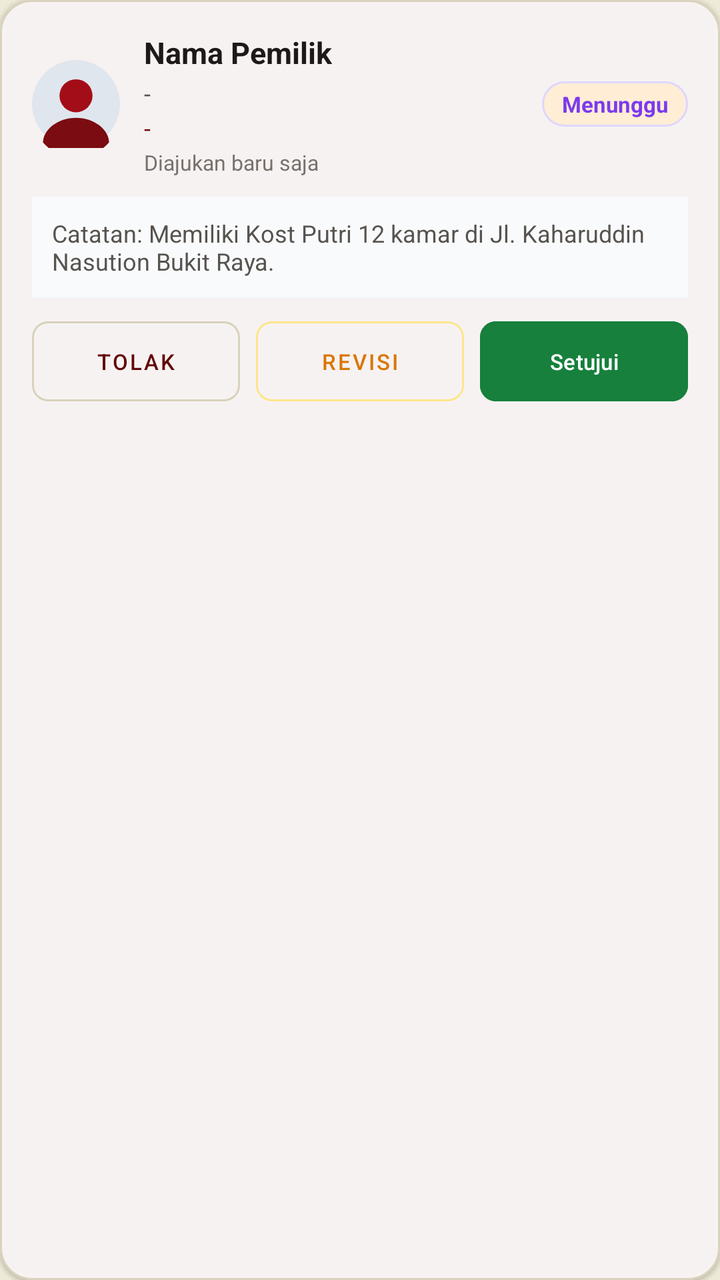
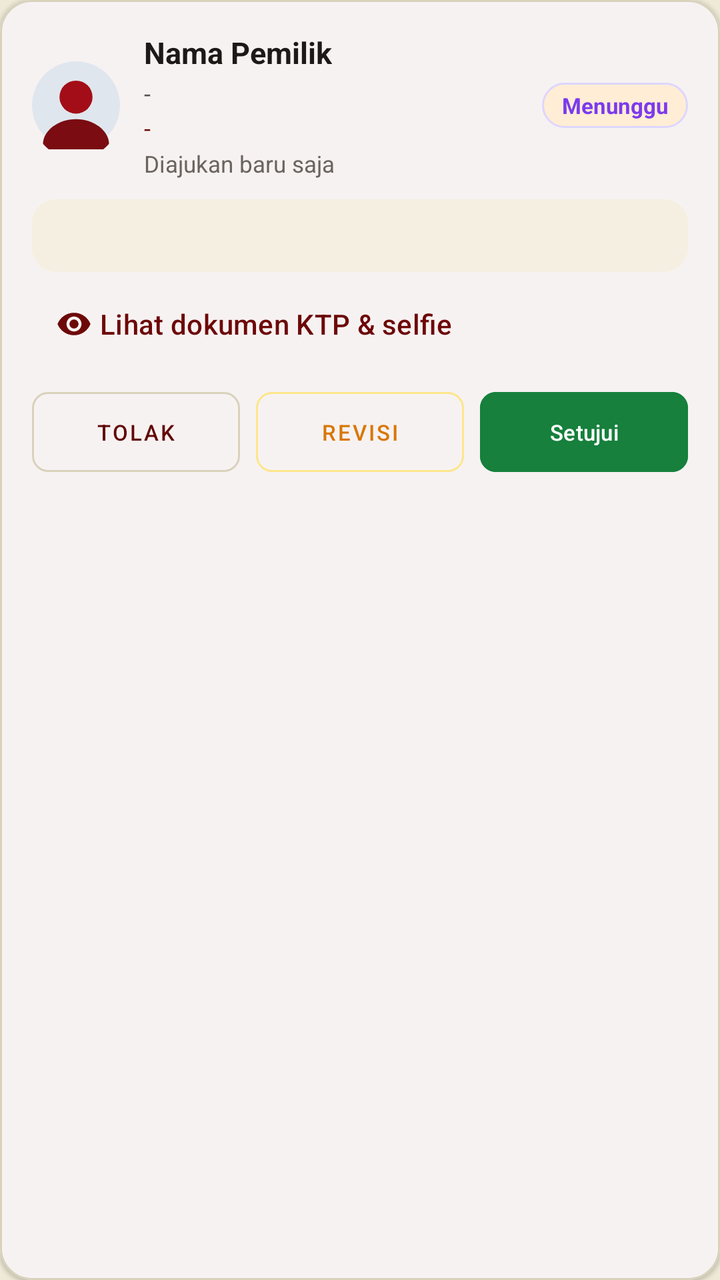

An Android layout rendered at two revisions. The XML below is the earlier revision; the diff shows what the commit changed to produce the second picture.
<!-- AndroidManifest.xml: application theme Theme.CariKostKita -->
<!-- res/layout/item_verification_card.xml -->
<?xml version="1.0" encoding="utf-8"?>
<com.google.android.material.card.MaterialCardView xmlns:android="http://schemas.android.com/apk/res/android"
    xmlns:app="http://schemas.android.com/apk/res-auto"
    android:layout_width="match_parent"
    android:layout_height="wrap_content"
    android:layout_marginBottom="12dp"
    app:cardBackgroundColor="@color/surface"
    app:cardCornerRadius="16dp"
    app:cardElevation="1dp"
    app:strokeColor="@color/border"
    app:strokeWidth="1dp">

    <LinearLayout
        android:layout_width="match_parent"
        android:layout_height="wrap_content"
        android:orientation="vertical"
        android:padding="16dp">

        <LinearLayout
            android:layout_width="match_parent"
            android:layout_height="wrap_content"
            android:gravity="center_vertical"
            android:orientation="horizontal">

            <ImageView
                android:id="@+id/iv_verif_avatar"
                android:layout_width="44dp"
                android:layout_height="44dp"
                android:layout_marginEnd="12dp"
                android:contentDescription="Avatar Calon Pemilik"
                android:src="@drawable/ic_avatar_male" />

            <LinearLayout
                android:layout_width="0dp"
                android:layout_height="wrap_content"
                android:layout_weight="1"
                android:orientation="vertical">

                <TextView
                    android:id="@+id/tv_verif_nama"
                    android:layout_width="wrap_content"
                    android:layout_height="wrap_content"
                    android:text="Nama Pemilik"
                    android:textColor="@color/text_primary"
                    android:textSize="15sp"
                    android:textStyle="bold" />

                <TextView
                    android:id="@+id/tv_verif_email"
                    android:layout_width="wrap_content"
                    android:layout_height="wrap_content"
                    android:layout_marginTop="2dp"
                    android:text="-"
                    android:textColor="@color/text_secondary"
                    android:textSize="12sp" />

                <TextView
                    android:id="@+id/tv_verif_phone"
                    android:layout_width="wrap_content"
                    android:layout_height="wrap_content"
                    android:layout_marginTop="1dp"
                    android:text="-"
                    android:textColor="@color/primary"
                    android:textSize="12sp" />

                <TextView
                    android:id="@+id/tv_verif_time"
                    android:layout_width="wrap_content"
                    android:layout_height="wrap_content"
                    android:layout_marginTop="2dp"
                    android:text="Diajukan baru saja"
                    android:textColor="@color/text_muted"
                    android:textSize="10.5sp" />
            </LinearLayout>

            <TextView
                android:id="@+id/tv_verif_badge"
                android:layout_width="wrap_content"
                android:layout_height="wrap_content"
                android:background="@drawable/bg_badge_campur"
                android:paddingHorizontal="10dp"
                android:paddingVertical="4dp"
                android:text="Menunggu"
                android:textColor="#7C3AED"
                android:textSize="11sp"
                android:textStyle="bold" />
        </LinearLayout>

        
        <TextView
            android:id="@+id/tv_verif_catatan"
            android:layout_width="match_parent"
            android:layout_height="wrap_content"
            android:layout_marginTop="10dp"
            android:background="#F8FAFC"
            android:padding="10dp"
            android:text="Catatan: Memiliki Kost Putri 12 kamar di Jl. Kaharuddin Nasution Bukit Raya."
            android:textColor="@color/text_secondary"
            android:textSize="12sp" />

        
        <LinearLayout
            android:layout_width="match_parent"
            android:layout_height="wrap_content"
            android:layout_marginTop="12dp"
            android:orientation="horizontal">

            <com.google.android.material.button.MaterialButton
                android:id="@+id/btn_verif_tolak"
                style="@style/Widget.MaterialComponents.Button.OutlinedButton"
                android:layout_width="0dp"
                android:layout_height="40dp"
                android:layout_marginEnd="4dp"
                android:layout_weight="1"
                android:insetTop="0dp"
                android:insetBottom="0dp"
                android:text="Tolak"
                android:textColor="@color/primary_dark"
                android:textSize="11sp"
                app:cornerRadius="8dp"
                app:strokeColor="@color/border" />

            <com.google.android.material.button.MaterialButton
                android:id="@+id/btn_verif_revisi"
                style="@style/Widget.MaterialComponents.Button.OutlinedButton"
                android:layout_width="0dp"
                android:layout_height="40dp"
                android:layout_marginHorizontal="4dp"
                android:layout_weight="1"
                android:insetTop="0dp"
                android:insetBottom="0dp"
                android:text="Revisi"
                android:textColor="#D97706"
                android:textSize="11sp"
                app:cornerRadius="8dp"
                app:strokeColor="#FDE68A" />

            <com.google.android.material.button.MaterialButton
                android:id="@+id/btn_verif_setujui"
                android:layout_width="0dp"
                android:layout_height="40dp"
                android:layout_marginStart="4dp"
                android:layout_weight="1"
                android:backgroundTint="@color/action_whatsapp"
                android:insetTop="0dp"
                android:insetBottom="0dp"
                android:text="Setujui"
                android:textColor="@color/white"
                android:textSize="11sp"
                app:cornerRadius="8dp" />
        </LinearLayout>

    </LinearLayout>

</com.google.android.material.card.MaterialCardView>
<!-- resources referenced by this layout -->
<resources>
  <color name="action_whatsapp">#16803C</color>
  <color name="border">#D8D2BC</color>
  <color name="primary">#6D0808</color>
  <color name="primary_dark">#620808</color>
  <color name="surface">#FFFFFF</color>
  <color name="text_muted">#78716C</color>
  <color name="text_primary">#1C1917</color>
  <color name="text_secondary">#57534E</color>
  <color name="white">#FFFFFF</color>
  <!-- drawable bg_badge_campur (drawable) -->
  <?xml version="1.0" encoding="utf-8"?>
  <shape xmlns:android="http://schemas.android.com/apk/res/android">
      <solid android:color="@color/badge_campur_soft" />
      <stroke android:width="1dp" android:color="#DDD6FE" />
      <corners android:radius="99dp" />
  </shape>
  <!-- drawable ic_avatar_male (drawable) -->
  <vector xmlns:android="http://schemas.android.com/apk/res/android"
      android:width="64dp"
      android:height="64dp"
      android:viewportWidth="64"
      android:viewportHeight="64">
      <path
          android:fillColor="#E0E6ED"
          android:pathData="M32,0A32,32 0,1 0,64,32A32,32 0,0 0,32,0z" />
      <path
          android:fillColor="#A30D18"
          android:pathData="M32,14a12,12 0,1 0,12,12A12,12 0,0 0,32,14z" />
      <path
          android:fillColor="#7A0C12"
          android:pathData="M32,42c-13.33,0 -24,8.67 -24,18a31.8,31.8 0,0 0,48,0C56,50.67 45.33,42 32,42z" />
  </vector>
  <style name="Theme.CariKostKita" parent="Theme.Material3.DayNight.NoActionBar">
          
          <item name="colorPrimary">@color/primary</item>
          <item name="colorPrimaryDark">@color/primary_dark</item>
          <item name="colorOnPrimary">@color/on_primary</item>
          <item name="colorPrimaryContainer">@color/primary_soft</item>
          <item name="colorOnPrimaryContainer">@color/primary</item>
  
          
          <item name="android:windowBackground">@color/background</item>
          <item name="colorSurface">@color/surface</item>
          <item name="colorOnSurface">@color/text_primary</item>
          <item name="colorOutline">@color/border</item>
  
          
          <item name="android:statusBarColor">@color/primary_dark</item>
          <item name="android:windowLightStatusBar">false</item>
          <item name="android:navigationBarColor">@color/background</item>
          <item name="android:windowLightNavigationBar" tools:targetApi="o_mr1">true</item>
      </style>
  <color name="badge_campur_soft">#FFEDD5</color>
  <color name="on_primary">#EEEAD7</color>
  <color name="primary_soft">#F4EFE0</color>
  <color name="background">#EEEAD7</color>
</resources>

<!-- the commit's change to res/layout/item_verification_card.xml (unified diff, before → after) -->
@@ -70,7 +70,7 @@
                     android:layout_marginTop="2dp"
                     android:text="Diajukan baru saja"
                     android:textColor="@color/text_muted"
-                    android:textSize="10.5sp" />
+                    android:textSize="11.5sp" />
             </LinearLayout>
 
             <TextView
@@ -92,11 +92,21 @@
             android:layout_width="match_parent"
             android:layout_height="wrap_content"
             android:layout_marginTop="10dp"
-            android:background="#F8FAFC"
+            android:background="@drawable/bg_icon_bubble_rect"
             android:padding="10dp"
-            android:text="Catatan: Memiliki Kost Putri 12 kamar di Jl. Kaharuddin Nasution Bukit Raya."
             android:textColor="@color/text_secondary"
             android:textSize="12sp" />
+
+        <com.google.android.material.button.MaterialButton
+            android:id="@+id/btn_verif_docs"
+            style="@style/Widget.Material3.Button.TextButton"
+            android:layout_width="wrap_content"
+            android:layout_height="44dp"
+            android:layout_marginTop="4dp"
+            android:text="Lihat dokumen KTP &amp; selfie"
+            android:textColor="@color/primary"
+            app:icon="@drawable/ic_visibility"
+            app:iconTint="@color/primary" />
 
         
         <LinearLayout
<!-- resource entries referenced after the edit -->
@@ -5,7 +5,7 @@
   <color name="primary">#6D0808</color>
   <color name="primary_dark">#620808</color>
   <color name="surface">#FFFFFF</color>
-  <color name="text_muted">#78716C</color>
+  <color name="text_muted">#6B645E</color>
   <color name="text_primary">#1C1917</color>
   <color name="text_secondary">#57534E</color>
   <color name="white">#FFFFFF</color>
@@ -15,6 +15,12 @@
       <solid android:color="@color/badge_campur_soft" />
       <stroke android:width="1dp" android:color="#DDD6FE" />
       <corners android:radius="99dp" />
+  </shape>
+  <!-- drawable bg_icon_bubble_rect (drawable) -->
+  <?xml version="1.0" encoding="utf-8"?>
+  <shape xmlns:android="http://schemas.android.com/apk/res/android" android:shape="rectangle">
+      <solid android:color="@color/primary_soft" />
+      <corners android:radius="12dp" />
   </shape>
   <!-- drawable ic_avatar_male (drawable) -->
   <vector xmlns:android="http://schemas.android.com/apk/res/android"
@@ -31,6 +37,16 @@
       <path
           android:fillColor="#7A0C12"
           android:pathData="M32,42c-13.33,0 -24,8.67 -24,18a31.8,31.8 0,0 0,48,0C56,50.67 45.33,42 32,42z" />
+  </vector>
+  <!-- drawable ic_visibility (drawable) -->
+  <vector xmlns:android="http://schemas.android.com/apk/res/android"
+      android:width="24dp"
+      android:height="24dp"
+      android:viewportWidth="24"
+      android:viewportHeight="24">
+      <path
+          android:fillColor="@color/text_primary"
+          android:pathData="M12,4.5C7,4.5 2.73,7.61 1,12c1.73,4.39 6,7.5 11,7.5s9.27,-3.11 11,-7.5c-1.73,-4.39 -6,-7.5 -11,-7.5zM12,17c-2.76,0 -5,-2.24 -5,-5s2.24,-5 5,-5 5,2.24 5,5 -2.24,5 -5,5zm0,-8c-1.66,0 -3,1.34 -3,3s1.34,3 3,3 3,-1.34 3,-3 -1.34,-3 -3,-3z"/>
   </vector>
   <style name="Theme.CariKostKita" parent="Theme.Material3.DayNight.NoActionBar">
           
